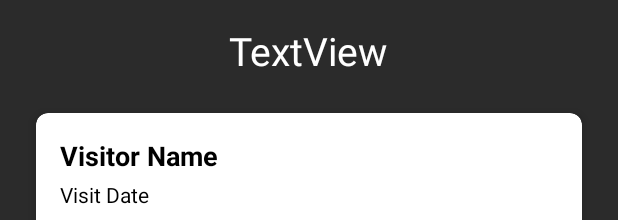
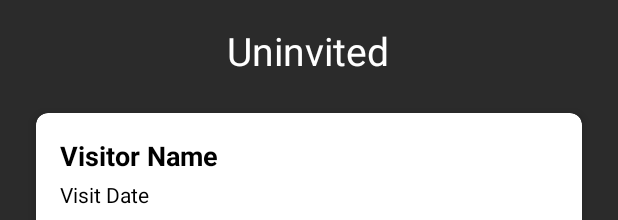
Before and after one commit to LVinayReddy1604/CU-MyGate, an Android app: the layout activity_chief_security_uninvited_dashboard.xml on its own in the app's theme, with its tools: preview values and no code run, on a phone screen of 412 x 824 dp. Shown: the top 220 px of the screen. Run offline under Robolectric (Android 15) with nearby library versions, the light colour scheme and no system bars.

Commit message:
changed the heading from textview to uninvited in the chief security uninvited dashboard

```diff
--- a/app/src/main/res/layout/activity_chief_security_uninvited_dashboard.xml
+++ b/app/src/main/res/layout/activity_chief_security_uninvited_dashboard.xml
@@ -8,13 +8,12 @@
     android:background="#2B2B2B"
     tools:context=".ChiefSecurityUninvitedDashboard">
 
-
     <TextView
         android:id="@+id/tv_deptName"
         android:layout_width="wrap_content"
         android:layout_height="wrap_content"
         android:layout_marginTop="16dp"
-        android:text="TextView"
+        android:text="Uninvited"
         android:textColor="@color/white"
         android:textSize="26dp"
         app:layout_constraintEnd_toEndOf="parent"
```
